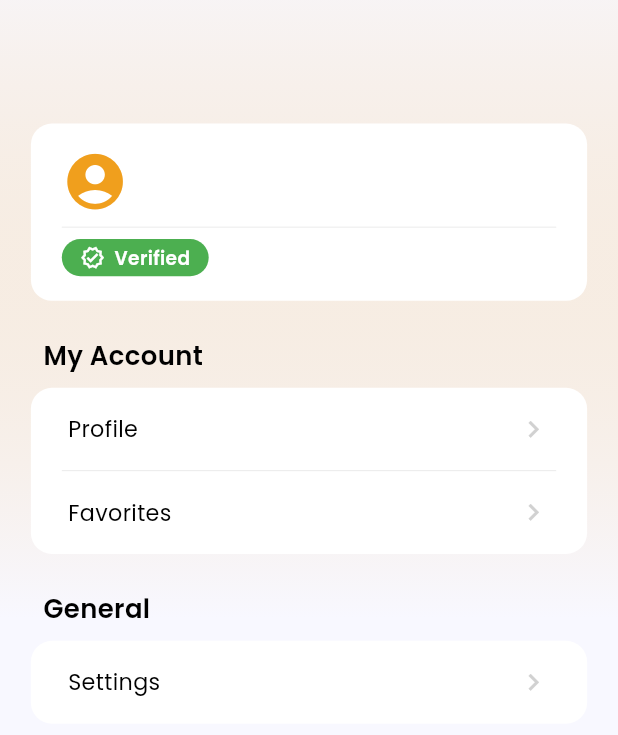
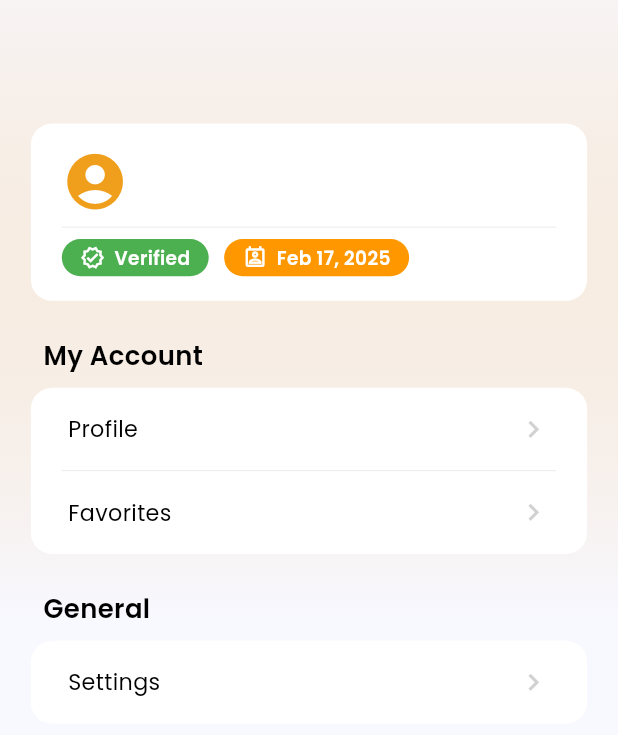
Before and after one commit to eseepark06/eseepark, a Flutter app: the Account screen opened directly, on a phone screen of 412 x 824 dp. Shown: the top 735 px of the screen. Run offline on Flutter 3.47's test engine with Material 3 defaults, Android fonts, the light colour scheme and no system bars; our stand-ins replace dropdown_button2, flutter_native_splash, flutter_otp_text_field, flutter_sticky_header, flutter_svg, get and 4 more; accounts and stored records are empty; statements that could not run were skipped.

Commit message:
eSEEPark v1.0.3

```diff
--- a/lib/screens/others/accounts/account.dart
+++ b/lib/screens/others/accounts/account.dart
@@ -4,7 +4,7 @@ import 'package:eseepark/globals.dart';
 import 'package:eseepark/screens/others/accounts/partials/settings.dart';
 import 'package:flutter/material.dart';
 import 'package:get/get.dart';
-
+import 'package:intl/intl.dart';
 import '../../../customs/custom_widgets.dart';
 import '../../../main.dart';
 
@@ -16,6 +16,35 @@ class Account extends StatefulWidget {
 }
 
 class _AccountState extends State<Account> {
+
+  List<AccountStatus> statuses = [];
+
+  void initStatus() {
+    statuses = [
+      AccountStatus(
+        title: supabase.auth.currentUser?.emailConfirmedAt == null ? 'Not Verified' : 'Verified',
+        icon: supabase.auth.currentUser?.emailConfirmedAt == null ? Icons.email_outlined : Icons.verified_outlined,
+        backgroundColor: supabase.auth.currentUser?.emailConfirmedAt == null ? Colors.red : Colors.green,
+        fontColor: Colors.white,
+        fontWeight: FontWeight.w600,
+      ),
+      AccountStatus(
+        title: DateFormat.yMMMd().format(DateTime.parse(supabase.auth.currentUser!.createdAt.toString())),
+        icon: Icons.perm_contact_calendar_outlined,
+        backgroundColor: Colors.orange,
+        fontColor: Colors.white,
+        fontWeight: FontWeight.w600,
+      )
+    ];
+  }
+
+  @override
+  void initState() {
+    super.initState();
+
+    initStatus();
+  }
+
   @override
   Widget build(BuildContext context) {
     return Scaffold(
@@ -82,17 +111,11 @@ class _AccountState extends State<Account> {
                     height: screenHeight * 0.03,
                     width: screenWidth,
                     child: ListView.builder(
-                      itemCount: 1,
+                      itemCount: statuses.length,
                       shrinkWrap: true,
                       scrollDirection: Axis.horizontal,
                       itemBuilder: (context, index) {
-                        return AccountStatus(
-                          title: supabase.auth.currentUser?.emailConfirmedAt == null ? 'Not Verified' : 'Verified',
-                          icon: supabase.auth.currentUser?.emailConfirmedAt == null ? Icons.email_outlined : Icons.verified_outlined,
-                          backgroundColor: supabase.auth.currentUser?.emailConfirmedAt == null ? Colors.red : Colors.green,
-                          fontColor: Colors.white,
-                          fontWeight: FontWeight.w600,
-                        );
+                        return statuses[index];
                       },
                     ),
                   )
--- a/pubspec.yaml
+++ b/pubspec.yaml
@@ -51,6 +51,7 @@ dependencies:
   supabase_flutter: ^2.8.3
   dropdown_button2: ^2.3.9
   shimmer: ^3.0.0
+  intl: ^0.20.2
 
 flutter_native_splash:
   color: "#F09F1D"
```
Also changed, not shown: pubspec.lock.
